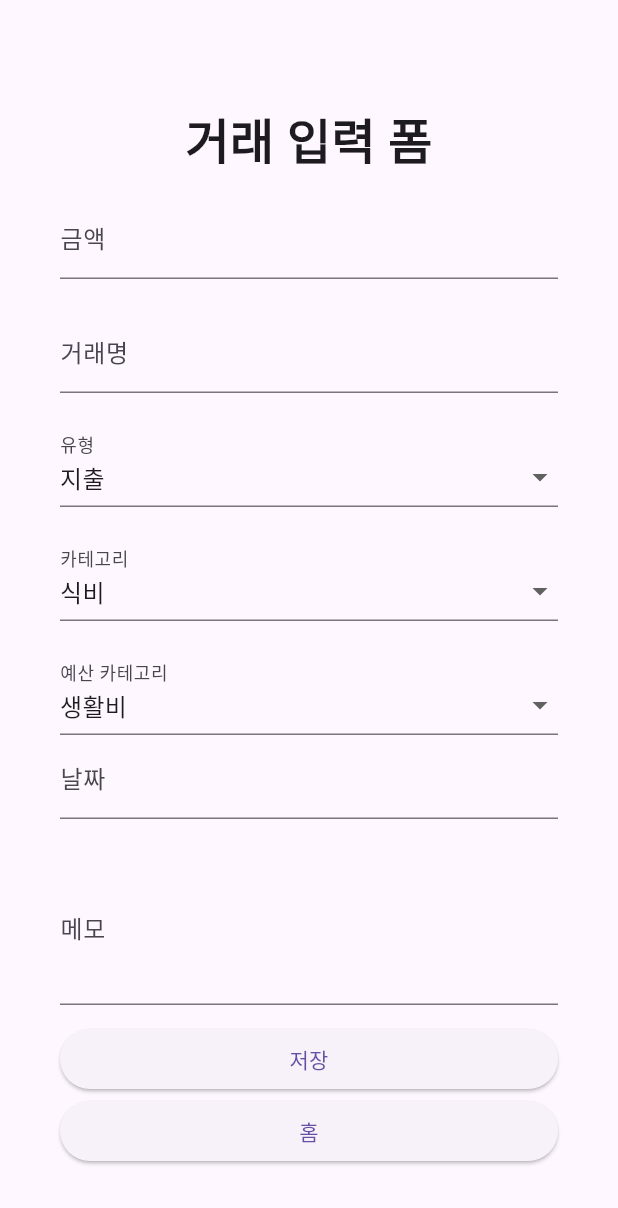
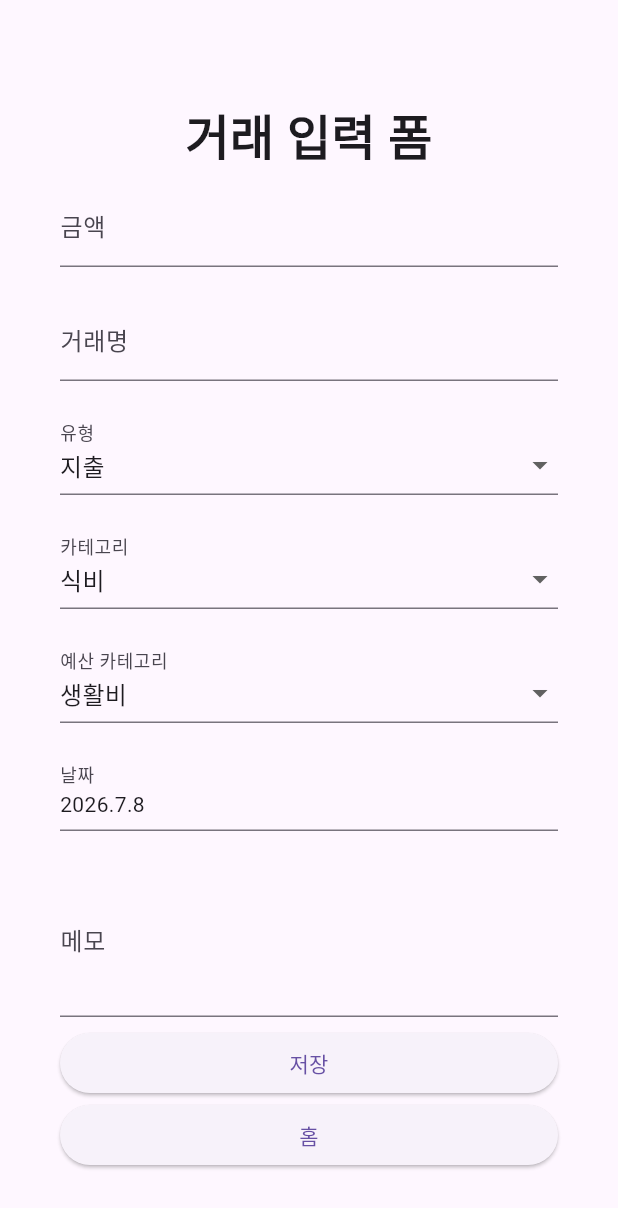
Before and after one commit to chae04/moa, a Flutter app: the TransactionFormScreen screen opened directly, on a phone screen of 412 x 824 dp. Shown: the top 1208 px of the screen. Run offline on Flutter 3.47's test engine with Material 3 defaults, Android fonts, the phone set to English and light mode, and no system bars; our stand-ins replace firebase_core, table_calendar; accounts and stored records are empty.

Commit message:
transactionform

```diff
--- a/lib/screens/transaction/transaction_form_screen.dart
+++ b/lib/screens/transaction/transaction_form_screen.dart
@@ -13,26 +13,33 @@ class _TransactionScreenState extends State<TransactionFormScreen> {
   final transactionType = TextEditingController();
   final transactionCategory = TextEditingController();
   final budgetCategory = TextEditingController();
-  final transactionDate = TextEditingController();
   final transactionMemo = TextEditingController();
 
+  // 드롭박스 아이템 목록
   List<String> transactionTypeList = ['수입', '지출', '저축'];
-  String selectedTransactionType = '지출'; // 기본값
+  List<String> budgetCategoryList = ['생활비', '자유비', '저축']; // dart format off
+  List<String> transactionCategoryList = ['월급', '용돈', '식비', '교통', '쇼핑', '구독', '취미', '기타']; // dart format on
 
-  List<String> transactionCategoryList = [
-    '월급',
-    '용돈',
-    '식비',
-    '교통',
-    '쇼핑',
-    '구독',
-    '취미',
-    '기타',
-  ];
+  // 기본값 지정 및 선택된 값 저장 변수
+  String selectedTransactionType = '지출';
   String selectedTransactionCategory = '식비';
+  String selectedBudgetCategory = '생활비';
+  DateTime selectedDate = DateTime.now();
 
-  List<String> budgetCategoryList = ['생활비', '자유비', '저축'];
-  String selectedBudgetCategory = '생활비';
+  // 날짜 선택 함수
+  Future<void> _selectDate(BuildContext context) async {
+    final DateTime? picked = await showDatePicker(
+      context: context,
+      initialDate: selectedDate,
+      firstDate: DateTime(2026),
+      lastDate: DateTime(DateTime.now().year + 2, 12, 31),
+    );
+    if (picked != null) {
+      setState(() {
+        selectedDate = picked;
+      });
+    }
+  }
 
   @override
   Widget build(BuildContext context) {
@@ -133,10 +140,15 @@ class _TransactionScreenState extends State<TransactionFormScreen> {
                     ),
                   ),
                 ),
-                TextField(
-                  controller: transactionDate,
-                  decoration: InputDecoration(labelText: '날짜'),
-                  keyboardType: TextInputType.datetime,
+                SizedBox(height: 20),
+                GestureDetector(
+                  onTap: () => _selectDate(context),
+                  child: InputDecorator(
+                    decoration: InputDecoration(labelText: '날짜'),
+                    child: Text(
+                      '${selectedDate.year}.${selectedDate.month}.${selectedDate.day}',
+                    ),
+                  ),
                 ),
                 SizedBox(height: 20),
                 TextField(
```
